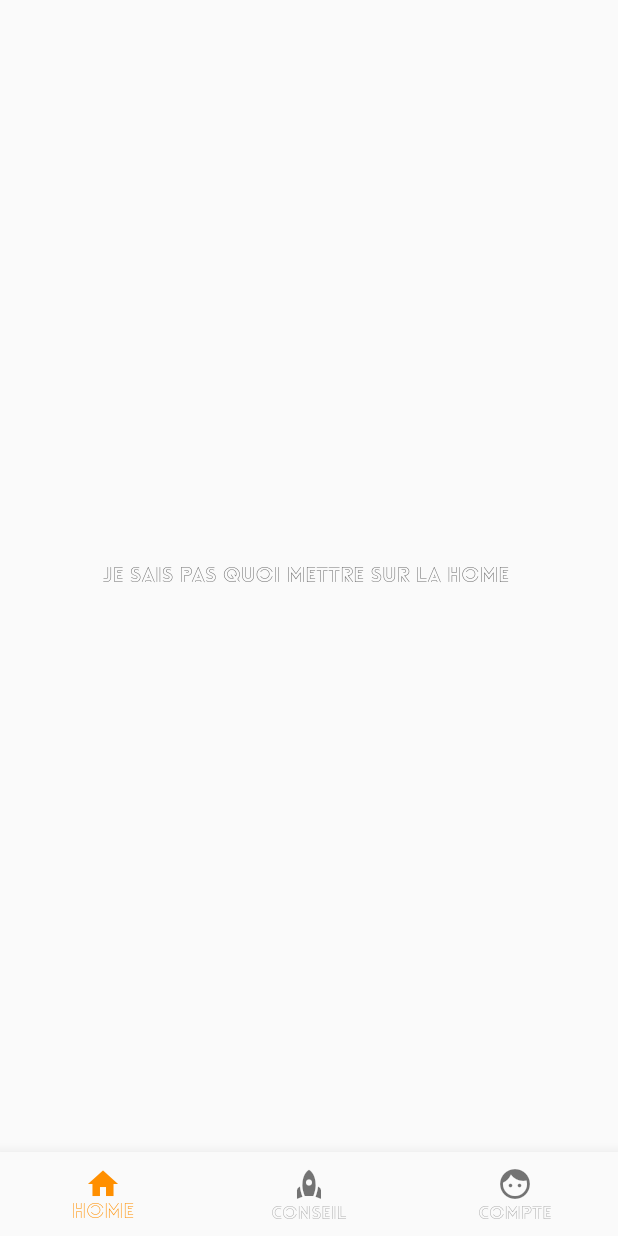
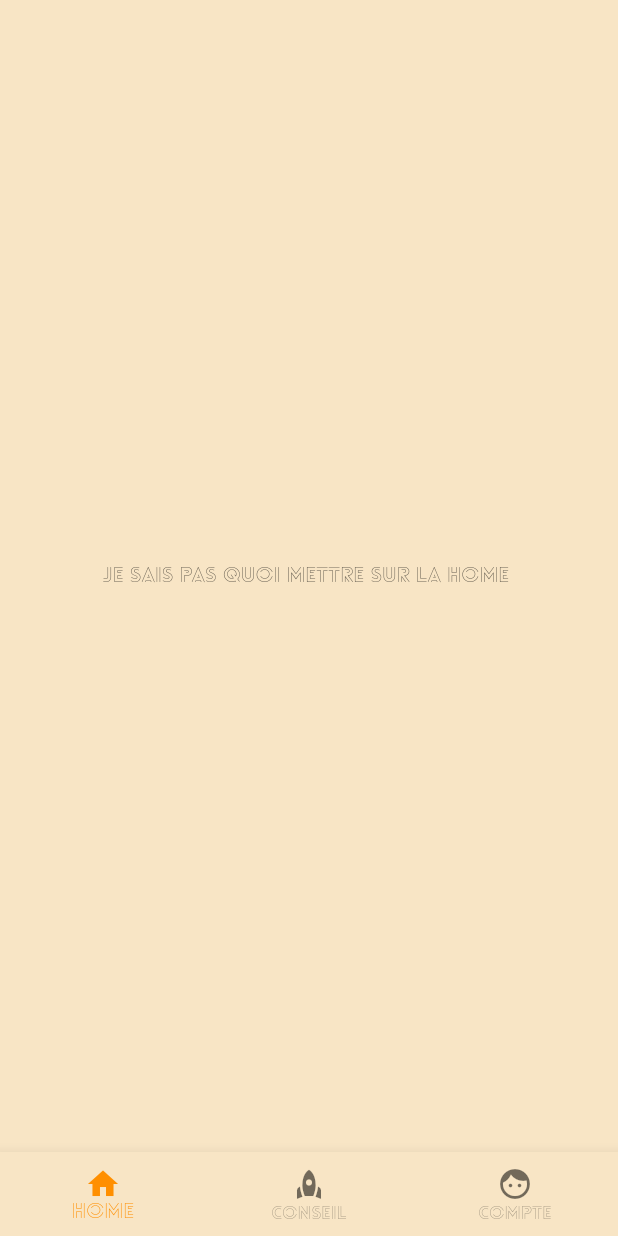
Before and after one commit to MansourWolou/honeykair, a Flutter app: the HomStateFull screen opened directly, on a phone screen of 412 x 824 dp. Run offline on Flutter 3.47's test engine with Material 2 defaults, Android fonts, the phone set to English and light mode, and no system bars.

Commit message:
done, starting service developpement

```diff
--- a/lib/pages/home.dart
+++ b/lib/pages/home.dart
@@ -1,5 +1,7 @@
 import 'package:flutter/material.dart';
-import 'main.dart';
+import 'serviceMain.dart';
+import 'serviceAccount.dart';
+import 'serviceAdvice.dart';
 class Home extends StatelessWidget {
   const Home({super.key});
 
@@ -21,15 +23,9 @@ class _HomStateFull extends State<HomStateFull> {
   static const TextStyle optionStyle =
       TextStyle(fontSize: 30, fontWeight: FontWeight.bold);
   static const List<Widget> _widgetOptions = <Widget>[
-    Main(),
-    Text(
-      'Index 1: Business',
-      style: optionStyle,
-    ),
-    Text(
-      'Index 2: School',
-      style: optionStyle,
-    ),
+    ServiceMain(),
+    ServiceAdvice(),
+    ServiceAccount(),
   ];
 
   void _onItemTapped(int index) {
@@ -44,6 +40,7 @@ class _HomStateFull extends State<HomStateFull> {
       body: Center(
         child: _widgetOptions.elementAt(_selectedIndex),
       ),
+      backgroundColor: const Color(0xFFF8E5C5),
       bottomNavigationBar: BottomNavigationBar(
         items: const <BottomNavigationBarItem>[
           BottomNavigationBarItem(
@@ -61,6 +58,7 @@ class _HomStateFull extends State<HomStateFull> {
         ],
         currentIndex: _selectedIndex,
         selectedItemColor: Colors.amber[800],
+        backgroundColor: const Color(0xFFF8E5C5),
         onTap: _onItemTapped,
       ),
     );
--- a/lib/pages/main.dart
+++ b/lib/pages/serviceAccount.dart
@@ -1,12 +1,12 @@
 import 'package:flutter/material.dart';
 
-class Main extends StatelessWidget {
-  const Main({super.key});
+class ServiceAccount extends StatelessWidget {
+  const ServiceAccount({super.key});
 
   @override
   Widget build(BuildContext context) {
     return const Center(
-        child: Text('je sais pas quoi mettre sur la home '),
+        child: Text('ACCOUNT '),
       );
   }
 }
--- /dev/null
+++ b/lib/pages/serviceMain.dart
@@ -0,0 +1,12 @@
+import 'package:flutter/material.dart';
+
+class ServiceMain extends StatelessWidget {
+  const ServiceMain({super.key});
+
+  @override
+  Widget build(BuildContext context) {
+    return const Center(
+        child: Text('je sais pas quoi mettre sur la home '),
+      );
+  }
+}
```
Also changed, not shown: lib/pages/serviceAdvice.dart (added, +17 -0 lines).
